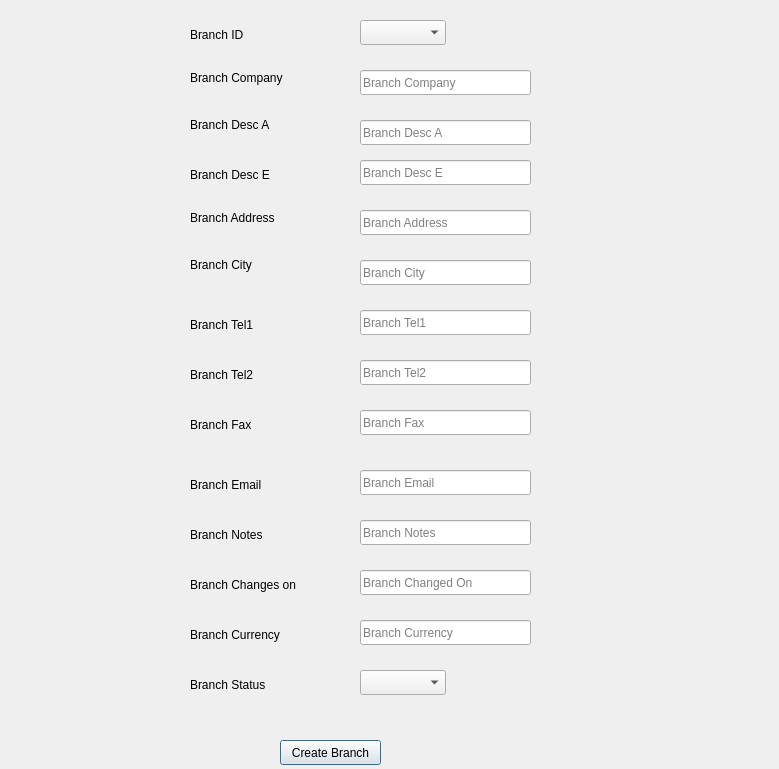
This is Authorization/Presentation/Branch.ui in shymaa123456/hyperpos as Qt 5 draws it before an edit. The edited form follows.
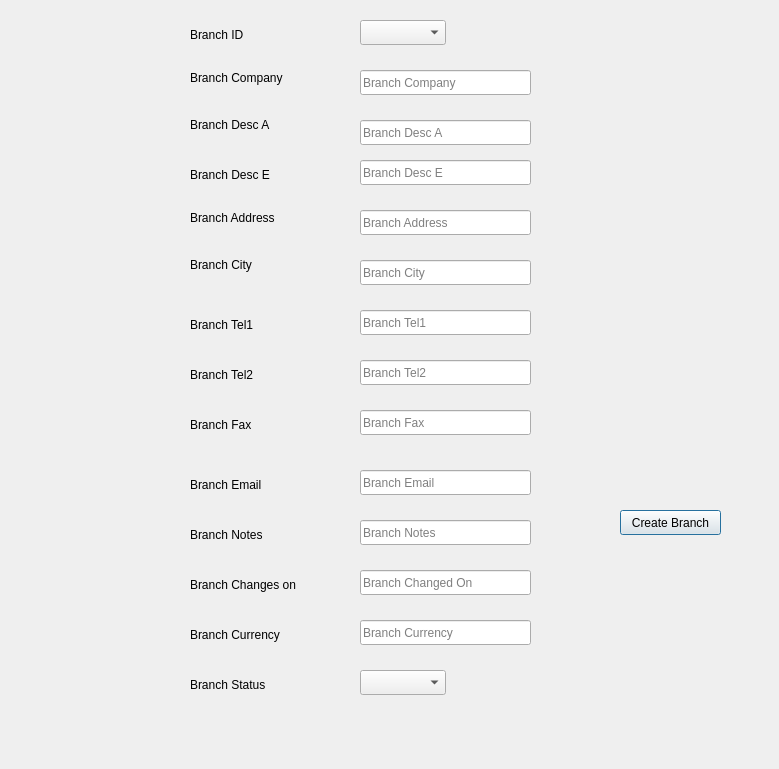
This is the edited form.

Commit message: create branch

Diff of the .ui file:
```diff
--- a/Authorization/Presentation/Branch.ui
+++ b/Authorization/Presentation/Branch.ui
@@ -48,8 +48,8 @@
   <widget class="QPushButton" name="btn_create_branch">
    <property name="geometry">
     <rect>
-     <x>280</x>
-     <y>740</y>
+     <x>620</x>
+     <y>510</y>
      <width>101</width>
      <height>25</height>
     </rect>
```
Left out of the diff: 4 changed lines with no effect on the pictures. The commit also changes 2 other files.
